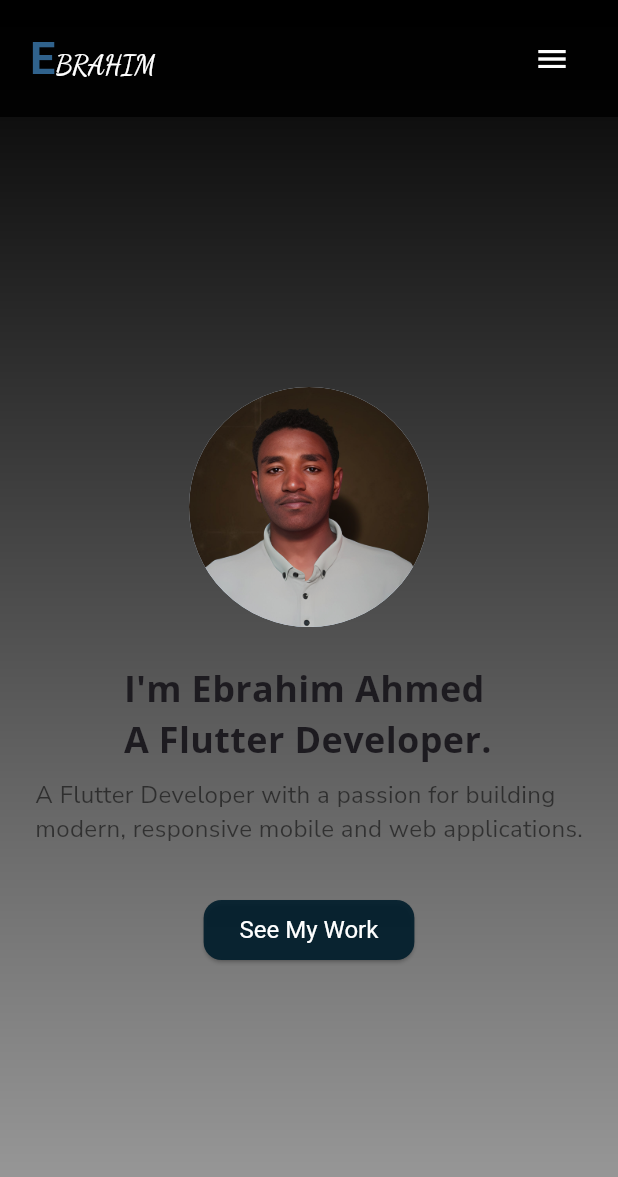
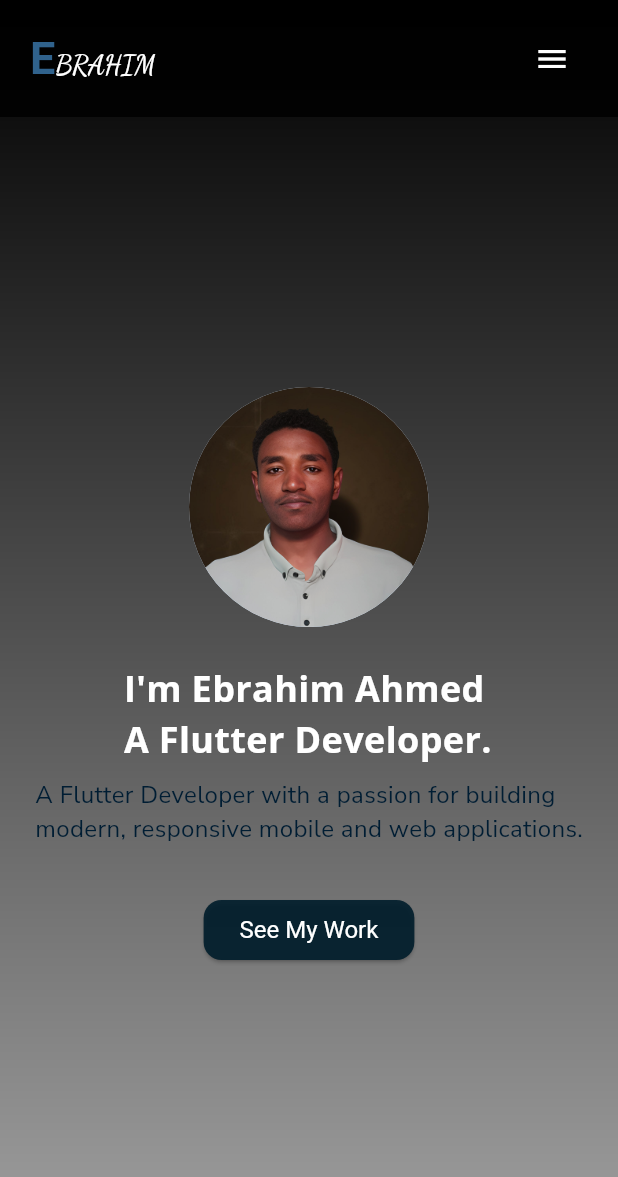
Before and after one commit to ebroahmed/portifolio_web, a Flutter app: the screen it shows after launch, on a phone screen of 412 x 824 dp. Shown: the top 1177 px of the screen. Run offline on Flutter 3.47's test engine with Material 3 defaults, Android fonts, the phone set to English and light mode, and no system bars; our stand-ins replace carousel_slider, google_fonts, icons_plus.

Commit message:
font color updated on home page

```diff
--- a/lib/pages/home_page.dart
+++ b/lib/pages/home_page.dart
@@ -13,7 +13,6 @@ class HomePage extends StatelessWidget {
         // Define breakpoints
         bool isMobile = maxWidth < 600;
         bool isTablet = maxWidth >= 600 && maxWidth < 1024;
-        bool isDesktop = maxWidth >= 1024;
 
         return Container(
           width: double.infinity,
@@ -50,6 +49,7 @@ class HomePage extends StatelessWidget {
                   Text(
                     "I'm Ebrahim Ahmed \nA Flutter Developer.",
                     style: GoogleFonts.openSans(
+                      color: Theme.of(context).colorScheme.onPrimary,
                       fontSize: isMobile
                           ? 24
                           : isTablet
@@ -62,12 +62,12 @@ class HomePage extends StatelessWidget {
                   Text(
                     "A Flutter Developer with a passion for building\nmodern, responsive mobile and web applications.",
                     style: TextStyle(
+                      color: Theme.of(context).colorScheme.onPrimaryFixed,
                       fontSize: isMobile
                           ? 16
                           : isTablet
                           ? 18
                           : 20,
-                      color: Colors.black54,
                     ),
                   ),
                   const SizedBox(height: 32),
```
